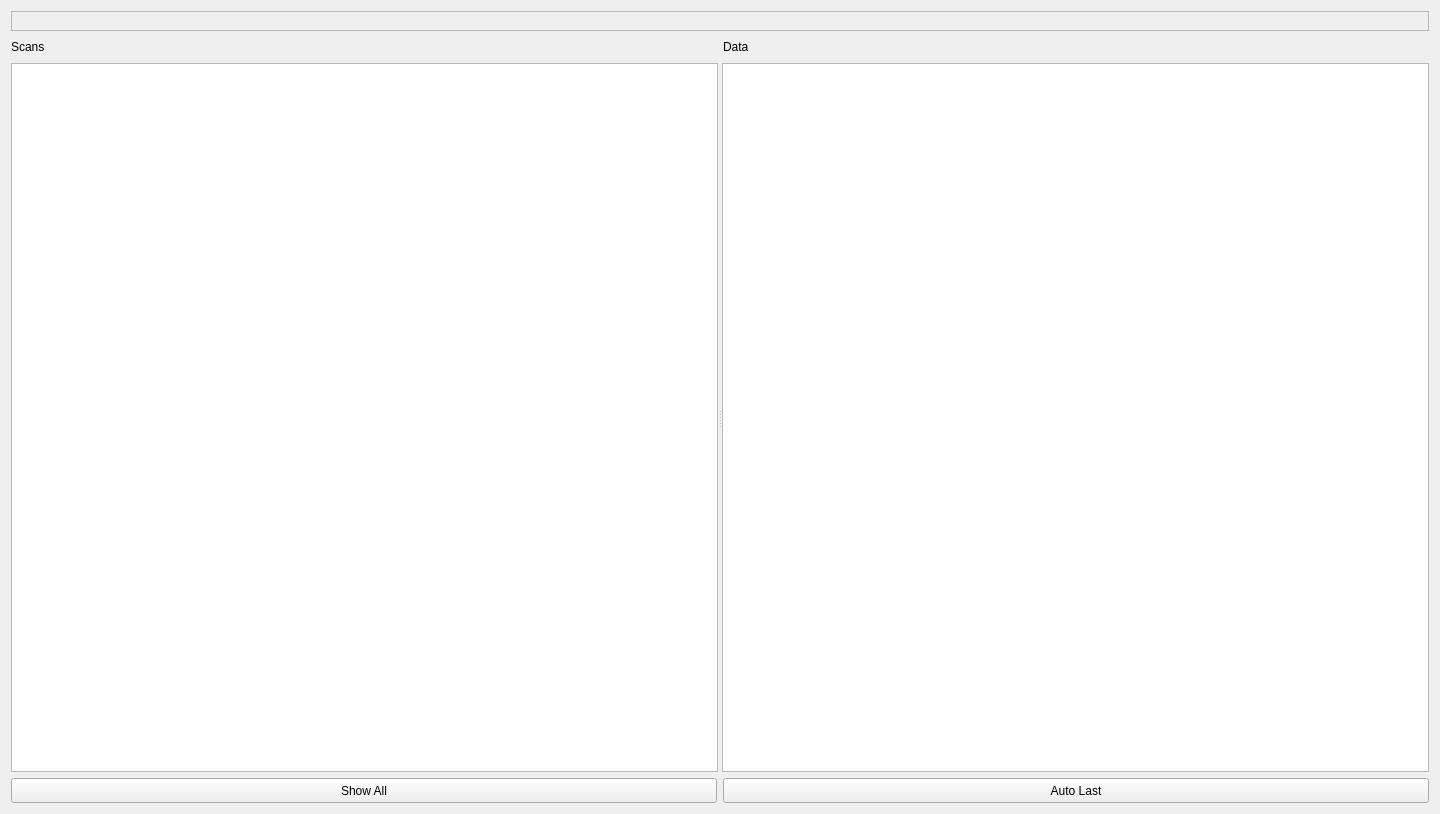
Old version of the form xdart/gui/tabs/static_scan/ui/h5viewerUI.ui in the repository rwalroth/xdart.
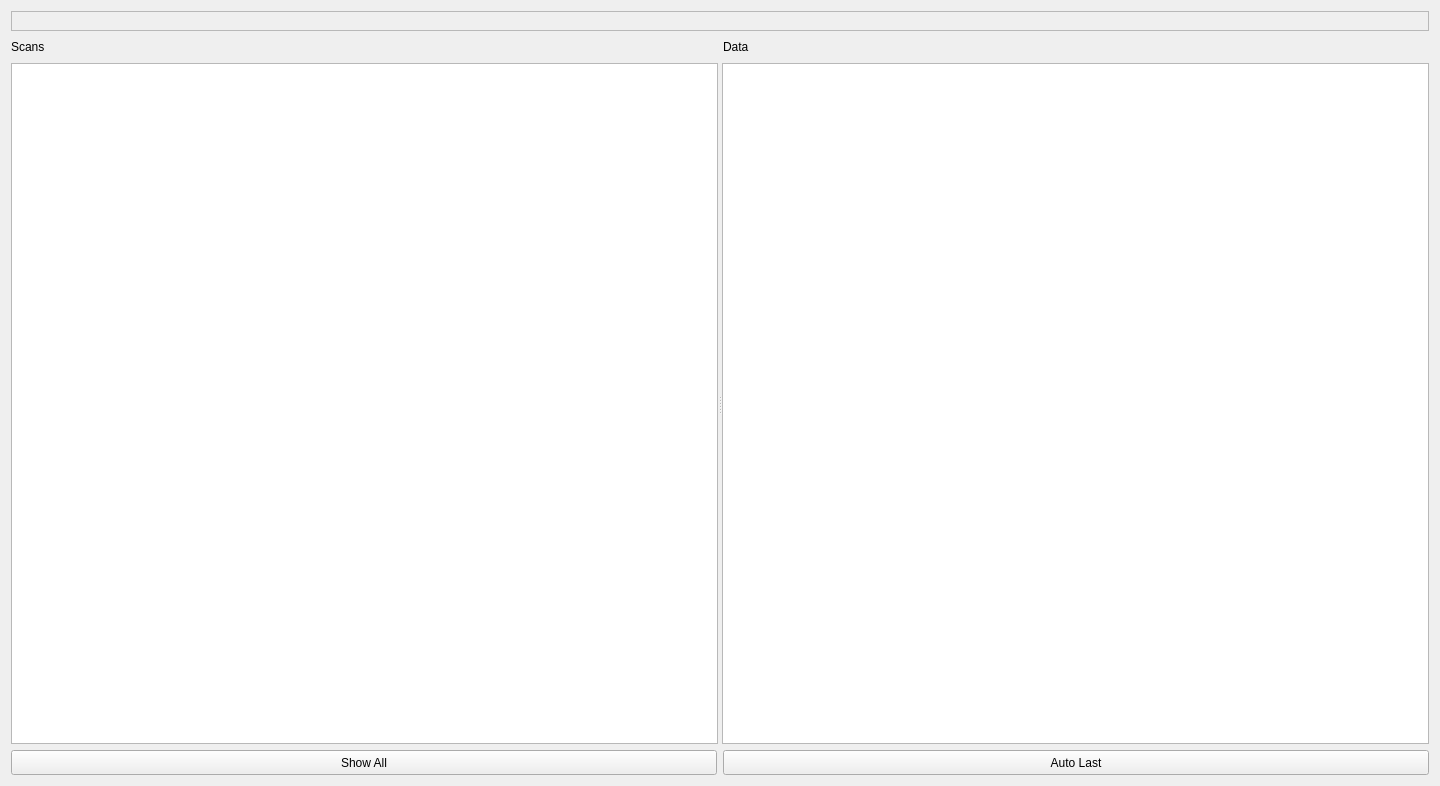
New version of the form.

The edit to the form file:
```diff
--- a/xdart/gui/tabs/static_scan/ui/h5viewerUI.ui
+++ b/xdart/gui/tabs/static_scan/ui/h5viewerUI.ui
@@ -7,7 +7,7 @@
     <x>0</x>
     <y>0</y>
     <width>1440</width>
-    <height>814</height>
+    <height>786</height>
    </rect>
   </property>
   <property name="minimumSize">
```
